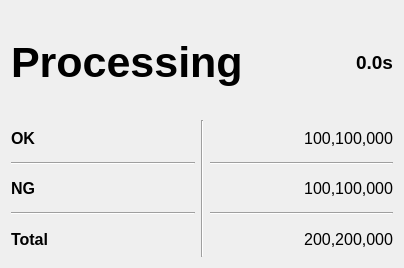
Before: the Qt Designer form showinfo4result.ui in YeeeeRQ/SpeakerTest, drawn with Qt 5.
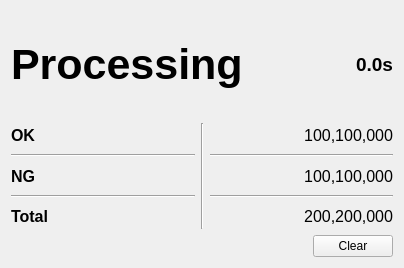
After: the same form once the commit is applied.

```diff
--- a/showinfo4result.ui
+++ b/showinfo4result.ui
@@ -13,7 +13,7 @@
   <property name="windowTitle">
    <string>Form</string>
   </property>
-  <layout class="QVBoxLayout" name="verticalLayout_3" stretch="3,4">
+  <layout class="QVBoxLayout" name="verticalLayout_3" stretch="1,1,0">
    <item>
     <layout class="QHBoxLayout" name="horizontalLayout_2" stretch="7,3">
      <item>
@@ -181,6 +181,30 @@
      </item>
     </layout>
    </item>
+   <item>
+    <layout class="QHBoxLayout" name="horizontalLayout_3">
+     <item>
+      <spacer name="horizontalSpacer">
+       <property name="orientation">
+        <enum>Qt::Horizontal</enum>
+       </property>
+       <property name="sizeHint" stdset="0">
+        <size>
+         <width>40</width>
+         <height>20</height>
+        </size>
+       </property>
+      </spacer>
+     </item>
+     <item>
+      <widget class="QPushButton" name="btnClear">
+       <property name="text">
+        <string>Clear</string>
+       </property>
+      </widget>
+     </item>
+    </layout>
+   </item>
   </layout>
  </widget>
  <resources/>
```
Left out of the diff: 16 changed lines with no effect on the pictures.
